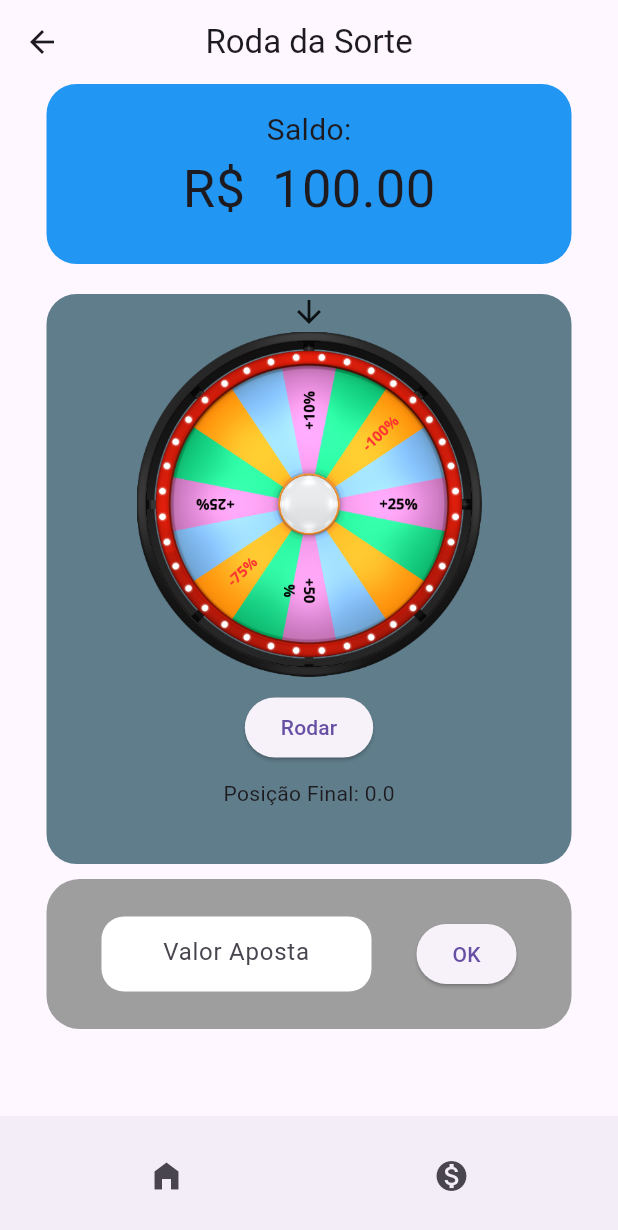
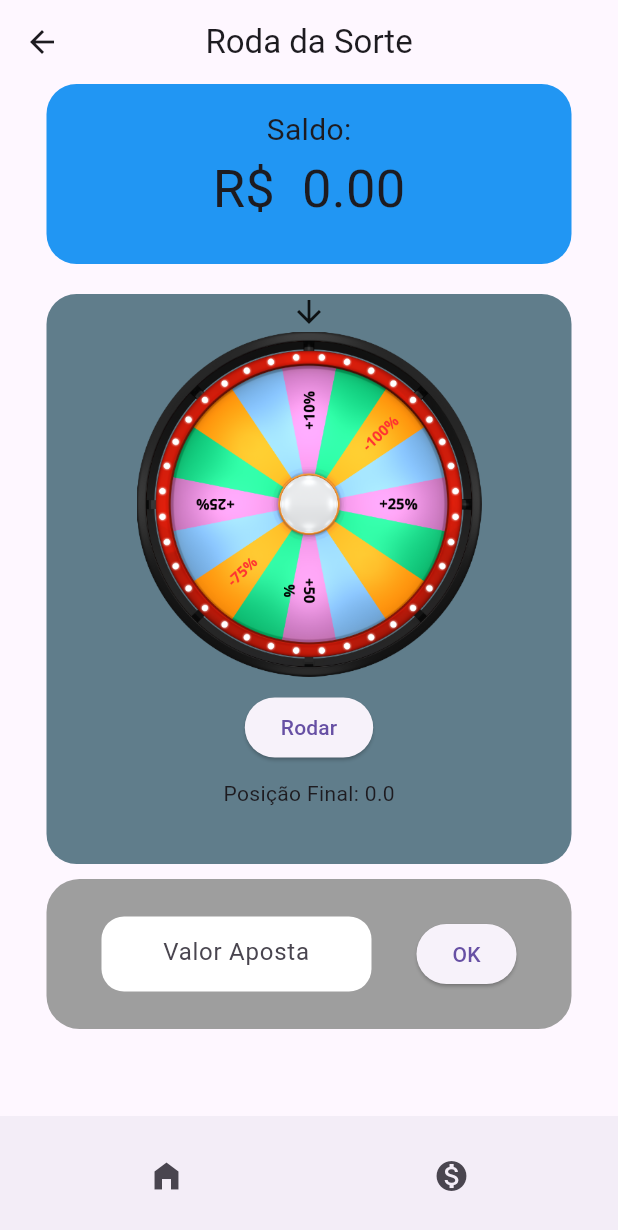
Before and after one commit to Zocarat/casa_da_sorte, a Flutter app: the ScreenRodaDaSorte screen opened directly, on a phone screen of 412 x 824 dp. Shown: the top 1230 px of the screen. Run offline on Flutter 3.47's test engine with Material 3 defaults, Android fonts, the phone set to English and light mode, and no system bars; our stand-ins replace cloud_firestore, firebase_auth, firebase_core; missing offline and left inert: universal_html; accounts and stored records are empty; network calls fail.

Commit message:
mecanismo de saldo e roda funcionando

```diff
--- a/lib/Dados/DadosJogo/firebase_service.dart
+++ b/lib/Dados/DadosJogo/firebase_service.dart
@@ -10,6 +10,7 @@ class FirebaseService {
     String nome,
     String sobrenome,
     String email,
+    double saldo,
   ) async {
     try {
       print('Tentando se conectar ao banco de dados');
@@ -21,6 +22,7 @@ class FirebaseService {
         'nome': nome,
         'sobrenome': sobrenome,
         'email': email,
+        'saldo': 10.00,
       });
       print('Registro bem sucedido ao Firebase, usuário foi cadastrado!');
       return true;
--- a/lib/Home/ScreenHomePage.dart
+++ b/lib/Home/ScreenHomePage.dart
@@ -57,9 +57,9 @@ class _ScreenHomePageState extends State<ScreenHomePage> {
             //crossAxisAlignment: CrossAxisAlignment.center,
             children: [
               Text('Bem vindo, ${authProvider.user?.name ?? 'Usuário'}'),
-              Text('Saldo, ${authProvider.user?.saldo ?? '####'}'),
+              //Text('Saldo, ${authProvider.user?.saldo ?? '####'}'),
               SizedBox(height: 15.0),
-              PainelSuperior(''),
+              PainelSuperior('${authProvider.user?.saldo ?? '####'}'),
               SizedBox(height: 15.0),
               listaHorizontal([
                 CustomButtonJogos(() {
--- a/lib/Jogos/RodaDaSorte/ScreenRodaDaSorte.dart
+++ b/lib/Jogos/RodaDaSorte/ScreenRodaDaSorte.dart
@@ -5,8 +5,10 @@
 import 'package:flutter/material.dart';
 import 'package:casa_da_sorte/Modulos/PainelSuperior.dart';
 import 'package:casa_da_sorte/Modulos/BarraMenuInferior.dart';
-import 'package:casa_da_sorte/Dados/DadosJogo/DadosDoJogo.dart';
+//import 'package:casa_da_sorte/Dados/DadosJogo/DadosDoJogo.dart';
 import 'package:casa_da_sorte/Jogos/RodaDaSorte/AnimacaoRodaDaSorte.dart';
+import 'package:provider/provider.dart';
+import 'package:casa_da_sorte/Dados/DadosJogo/provider.dart';
 
 class ScreenRodaDaSorte extends StatefulWidget {
   const ScreenRodaDaSorte({Key? key}) : super(key: key);
@@ -16,19 +18,27 @@ class ScreenRodaDaSorte extends StatefulWidget {
 }
 
 class _ScreenRodaDaSorteState extends State<ScreenRodaDaSorte> {
-  String _saldoJogo = DadosDoJogo().getSaldoString();
+
+
 
   @override
   Widget build(BuildContext context) {
+    // Obtenha o provedor de autenticação do contexto
+    final authProvider = Provider.of<AuthProviderUser>(context);
+
+    // Verifique se o usuário está autenticado e obtenha o saldo
+    String _saldoJogo = authProvider.isAuthenticated
+        ? authProvider.user?.saldo.toString() ?? '0.00'
+        : '0.00';
     return Scaffold(
       appBar: AppBar(
-        title: Text('Roda da Sorte'),
+        title: const Text('Roda da Sorte'),
         centerTitle: true,
       ),
       body: Column(
         children: [
           PainelSuperior(_saldoJogo),
-          SizedBox(height: 10),
+          const SizedBox(height: 10),
           Expanded(
             child: ListView(
               scrollDirection: Axis.vertical,
@@ -38,12 +48,12 @@ class _ScreenRodaDaSorteState extends State<ScreenRodaDaSorte> {
                     Container(
                       width: 350,
                       height: 380,
-                      margin: EdgeInsets.only(top: 10),
+                      margin: const EdgeInsets.only(top: 10),
                       decoration: BoxDecoration(
                         color: Colors.blueGrey,
                         borderRadius: BorderRadius.circular(20),
                       ),
-                      child: Column(
+                      child: const Column(
                         children: [
                           Icon(Icons.arrow_downward),
                           RodaDaSorteWidget(),
@@ -53,7 +63,7 @@ class _ScreenRodaDaSorteState extends State<ScreenRodaDaSorte> {
                     Container(
                       width: 350,
                       height: 100,
-                      margin: EdgeInsets.only(top: 10),
+                      margin: const EdgeInsets.only(top: 10),
                       decoration: BoxDecoration(
                         color: Colors.grey,
                         borderRadius: BorderRadius.circular(22),
@@ -69,7 +79,7 @@ class _ScreenRodaDaSorteState extends State<ScreenRodaDaSorte> {
                               color: Colors.white,
                               borderRadius: BorderRadius.circular(15),
                             ),
-                            child: TextField(
+                            child: const TextField(
                               textAlign: TextAlign.center,
                               decoration: InputDecoration(
                                 border: InputBorder.none,
@@ -82,8 +92,12 @@ class _ScreenRodaDaSorteState extends State<ScreenRodaDaSorte> {
                               borderRadius: BorderRadius.circular(15),
                             ),
                             child: ElevatedButton(
-                              onPressed: () {},
-                              child: Text('OK'),
+                              onPressed: () {
+
+                                authProvider.updateSaldo(50);
+
+                              },
+                              child: const Text('OK'),
                             ),
                           )
                         ],
--- a/lib/Login/screenRegistro.dart
+++ b/lib/Login/screenRegistro.dart
@@ -64,6 +64,7 @@ class _RegistroAuthenticatorState extends State<RegistroAuthenticator> {
                       _nomeController.text.toString(),
                       _sobrenomeController.text.toString(),
                       _emailController.text.toString(),
+                      0.48,
                     );
                   },
                   style: ElevatedButton.styleFrom(
--- a/lib/Modulos/PainelSuperior.dart
+++ b/lib/Modulos/PainelSuperior.dart
@@ -7,8 +7,10 @@
 
  */
 
+import 'package:provider/provider.dart';
 import 'package:flutter/material.dart';
 import 'package:casa_da_sorte/Home/ScreenHomePage.dart';
+
 
 
 Widget PainelSuperior(String saldoJogador) {
```
Also changed, not shown: lib/Dados/DadosJogo/provider.dart (+61 -2 lines), lib/Jogos/RodaDaSorte/AnimacaoRodaDaSorte.dart (+37 -12 lines).
